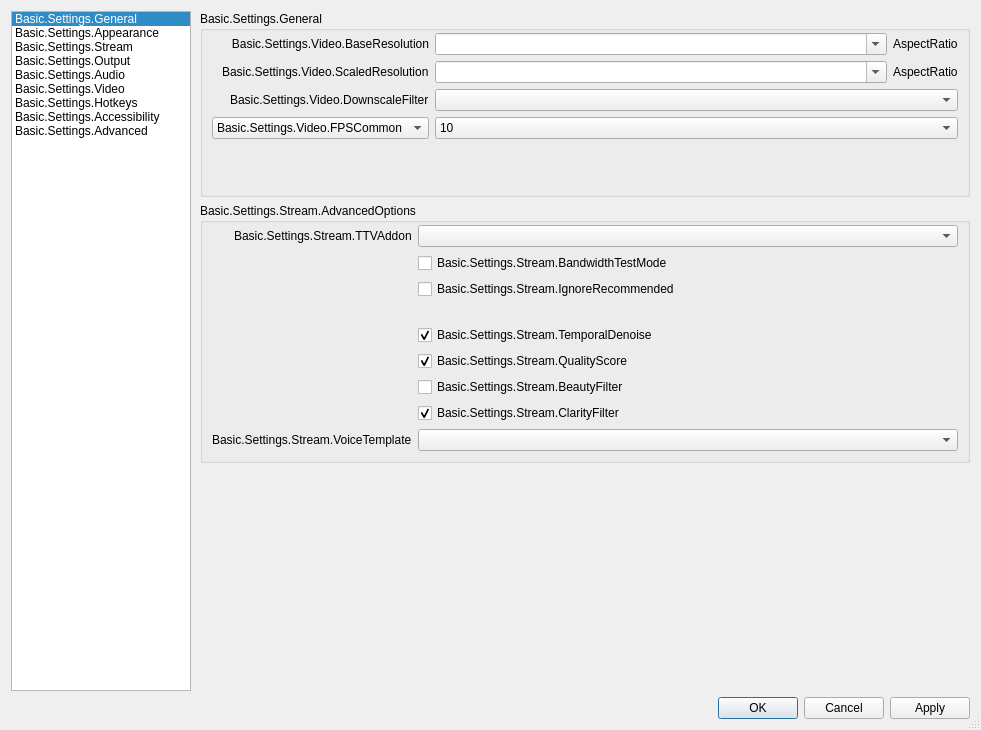
First picture: the form in frontend/forms/OBSBasicSettings.ui, repository ppcdn-org/ppobs, before the edit.
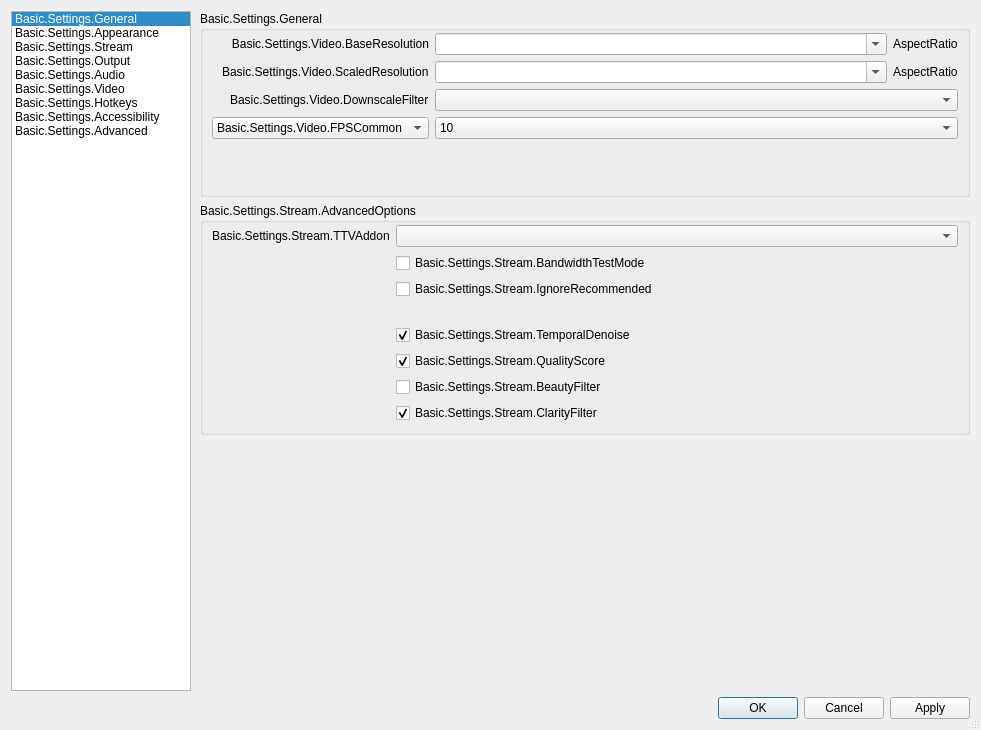
Second picture: the form after the edit. The open tabs and pages were chosen to show the change. Icons and pictures are not drawn. Custom widgets are drawn as their Qt base class.

Commit message:
remove the Voice Template option from Stream settings
Drops the combo box, its load/save/apply logic, the default config value
and the locale strings. The AudioShift filter itself is unchanged.

```diff
--- a/frontend/forms/OBSBasicSettings.ui
+++ b/frontend/forms/OBSBasicSettings.ui
@@ -6955,19 +6955,6 @@
               </property>
              </widget>
             </item>
-            <item row="8" column="0">
-             <widget class="QLabel" name="voiceTemplateLabel">
-              <property name="text">
-               <string>Basic.Settings.Stream.VoiceTemplate</string>
-              </property>
-              <property name="buddy">
-               <cstring>voiceTemplate</cstring>
-              </property>
-             </widget>
-            </item>
-            <item row="8" column="1">
-             <widget class="QComboBox" name="voiceTemplate"/>
-            </item>
            </layout>
           </widget>
          </item>
```
The commit also changes 6 other files.
